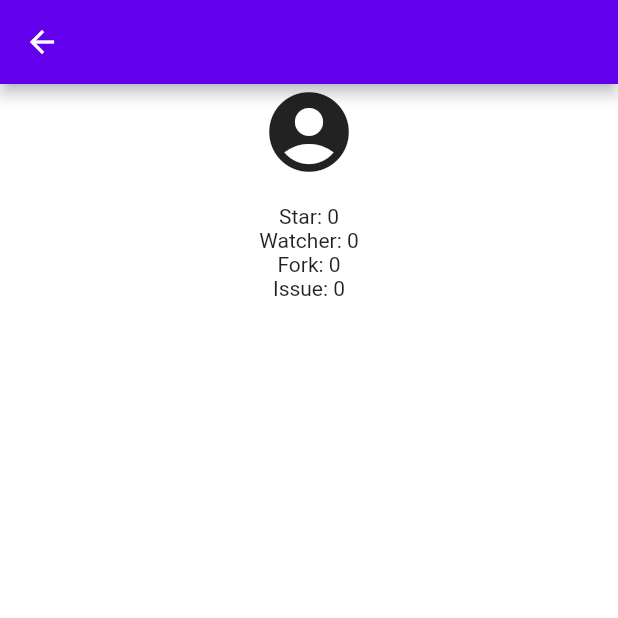
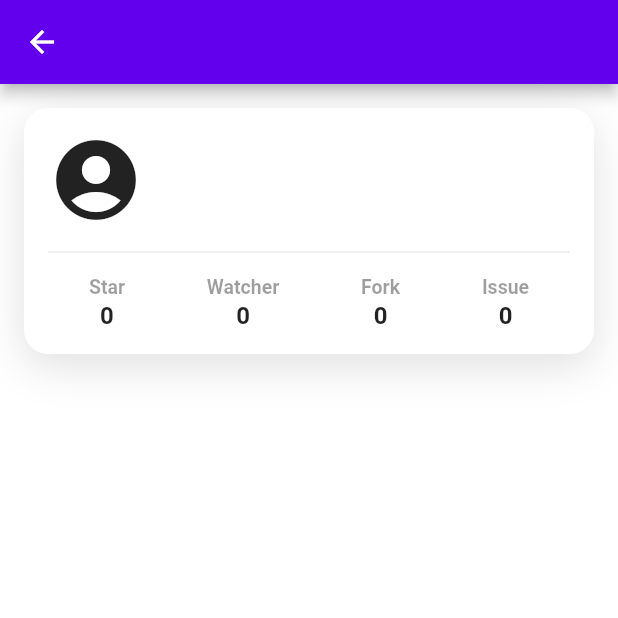
Before and after one commit to icoriha/gethub, a Flutter app: the DetailPage screen opened directly with empty values, on a phone screen of 412 x 824 dp, the top half of it. Run offline on Flutter 3.47's test engine with Material 2 defaults, Android fonts, the phone set to English and light mode, and no system bars; our stand-ins replace flutter_riverpod, freezed_annotation.

Commit message:
DetailPageのUI仮完成

```diff
--- a/lib/ui/page/detail_page.dart
+++ b/lib/ui/page/detail_page.dart
@@ -9,20 +9,92 @@ class DetailPage extends StatelessWidget {
   @override
   Widget build(BuildContext context) {
     return Scaffold(
-      appBar: AppBar(title: Text(repo.name, overflow: TextOverflow.ellipsis,)),
+      appBar: AppBar(),
       body: SafeArea(
-        child: Center(
-          child: Column(
-            crossAxisAlignment: CrossAxisAlignment.center,
-            children: [
-              _Avatar(repo.ownerAvatarUrl),
-              Text(repo.projectLanguage),
-              Text('Star: ${repo.starsCount}'),
-              Text('Watcher: ${repo.watchersCount}'),
-              Text('Fork: ${repo.forksCount}'),
-              Text('Issue: ${repo.openIssuesCount}'),
-            ],
-          ),
+        child: Column(
+          children: [
+            Padding(
+              padding: const EdgeInsets.all(16),
+              child: _RepoDetailCard(repo),
+            ),
+          ],
+        ),
+      ),
+    );
+  }
+}
+
+class _RepoDetailCard extends StatelessWidget {
+  const _RepoDetailCard(this.repo, {Key? key}) : super(key: key);
+
+  BoxDecoration get _decoration => BoxDecoration(
+          color: Colors.white,
+          borderRadius: BorderRadius.circular(16),
+          boxShadow: const [
+            BoxShadow(
+                color: Colors.black12, blurRadius: 24, offset: Offset(0, 8))
+          ]);
+
+  final GitHubRepo repo;
+
+  @override
+  Widget build(BuildContext context) {
+    return Container(
+      decoration: _decoration,
+      child: SizedBox(
+        width: double.infinity,
+        child: Column(
+          children: [
+            Padding(
+              padding: const EdgeInsets.fromLTRB(16, 16, 16, 0),
+              child: Row(
+                children: [
+                  _Avatar(repo.ownerAvatarUrl),
+                  const SizedBox(width: 16),
+                  Expanded(
+                    child: Column(
+                      crossAxisAlignment: CrossAxisAlignment.start,
+                      children: [
+                        Text(
+                          repo.name,
+                          style: const TextStyle(fontSize: 24),
+                          maxLines: 2,
+                          overflow: TextOverflow.ellipsis,
+                        ),
+                        Padding(
+                          padding: const EdgeInsets.only(left: 2),
+                          child: Text(
+                            repo.projectLanguage,
+                            style: const TextStyle(
+                              fontSize: 18,
+                              fontWeight: FontWeight.bold,
+                              color: Colors.black38,
+                            ),
+                          ),
+                        ),
+                      ],
+                    ),
+                  ),
+                ],
+              ),
+            ),
+            const Padding(
+              padding: EdgeInsets.symmetric(horizontal: 16, vertical: 8),
+              child: Divider(),
+            ),
+            Padding(
+              padding: const EdgeInsets.symmetric(horizontal: 16),
+              child: Row(
+                mainAxisAlignment: MainAxisAlignment.spaceAround,
+                children: [
+                  _CountArea('Star', repo.starsCount),
+                  _CountArea('Watcher', repo.watchersCount),
+                  _CountArea('Fork', repo.forksCount),
+                  _CountArea('Issue', repo.openIssuesCount),
+                ],
+              ),
+            ),
+          ],
         ),
       ),
     );
@@ -44,3 +116,32 @@ class _Avatar extends StatelessWidget {
     );
   }
 }
+
+class _CountArea extends StatelessWidget {
+  const _CountArea(this.label, this.count, {Key? key}) : super(key: key);
+  final String label;
+  final int count;
+
+  @override
+  Widget build(BuildContext context) {
+    return Container(
+      margin: EdgeInsets.only(bottom: 16),
+      child: Column(
+        children: [
+          Text(label,
+              style: TextStyle(
+                color: Colors.black38,
+                fontSize: 13,
+                fontWeight: FontWeight.bold,
+              )),
+          SizedBox(height: 2),
+          Text(count.toString(),
+              style: TextStyle(
+                  color: Colors.black87,
+                  fontSize: 16,
+                  fontWeight: FontWeight.bold)),
+        ],
+      ),
+    );
+  }
+}
```
